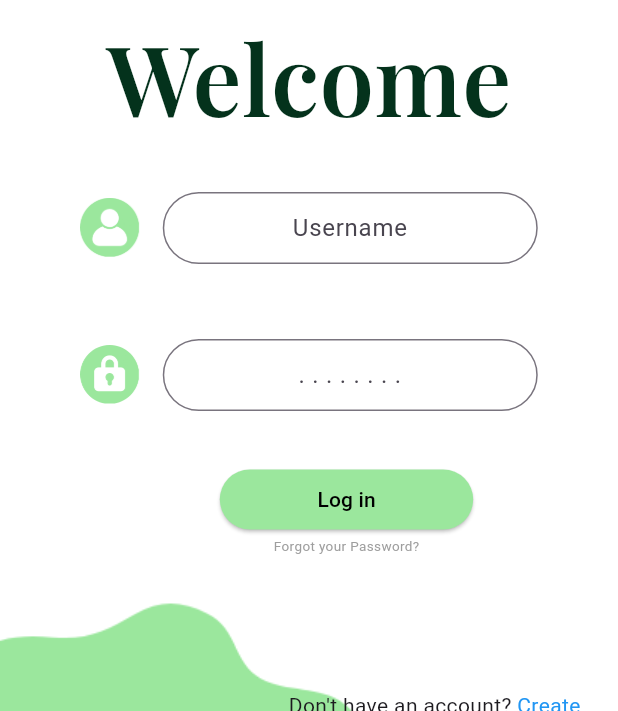
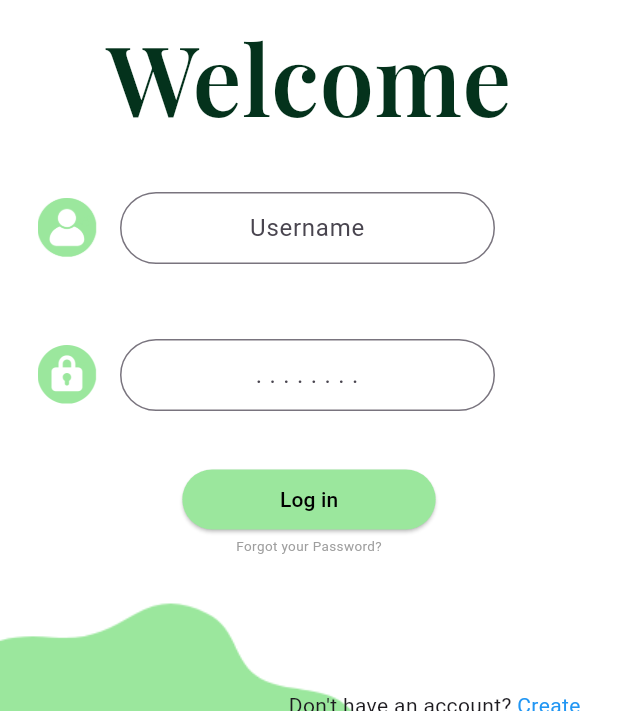
Before and after one commit to Miggycraft/terrasoi_app, a Flutter app: the screen it shows after launch, on a phone screen of 412 x 824 dp, the part 525-1236 px from its top. Run offline on Flutter 3.47's test engine with Material 3 defaults, Android fonts, the phone set to English and light mode, and no system bars.

Commit message:
fixed positioning sa buttons... yawa idk lol, also temporary fixed bug on inputting name

```diff
--- a/lib/main.dart
+++ b/lib/main.dart
@@ -13,6 +13,3 @@ void main() {
     }
   ));
 }
-
-//todo
-// get font lol
--- a/lib/pages/login_page.dart
+++ b/lib/pages/login_page.dart
@@ -12,6 +12,7 @@ class _LoginPageState extends State<LoginPage> {
   @override
   Widget build(BuildContext context) {
     return Scaffold(
+      resizeToAvoidBottomInset: false,
       body: Container(
         // height: double.infinity,
         // width: double.infinity,
@@ -45,9 +46,8 @@ class _LoginPageState extends State<LoginPage> {
                 height: 30.0,
               ),
               Row(
-                mainAxisAlignment: MainAxisAlignment.center,
-                crossAxisAlignment: CrossAxisAlignment.center,
                 children: [
+                  SizedBox(width: 25.0,),
                   Image.asset(
                     'assets/icons/person_icon.png',
                     width: 40,
@@ -78,9 +78,8 @@ class _LoginPageState extends State<LoginPage> {
                 height: 50.0,
               ),
               Row(
-                mainAxisAlignment: MainAxisAlignment.center,
-                crossAxisAlignment: CrossAxisAlignment.center,
                 children: [
+                  SizedBox(width: 25.0,),
                   Image.asset(
                     'assets/icons/lock_icon.png',
                     width: 40,
@@ -112,15 +111,12 @@ class _LoginPageState extends State<LoginPage> {
                 height: 35,
               ),
               Row(
-                // hack just to align with the username, pwede remove?
                 mainAxisAlignment: MainAxisAlignment.center,
                 children: [
-                  SizedBox(
-                    width: 50,
-                  ),
+                  // SizedBox(
+                  //   width: 50,
+                  // ),
                   Column(
-                    crossAxisAlignment: CrossAxisAlignment.center,
-                    mainAxisAlignment: MainAxisAlignment.center,
                     children: [
                       ElevatedButton(
                           style: ElevatedButton.styleFrom(
```
